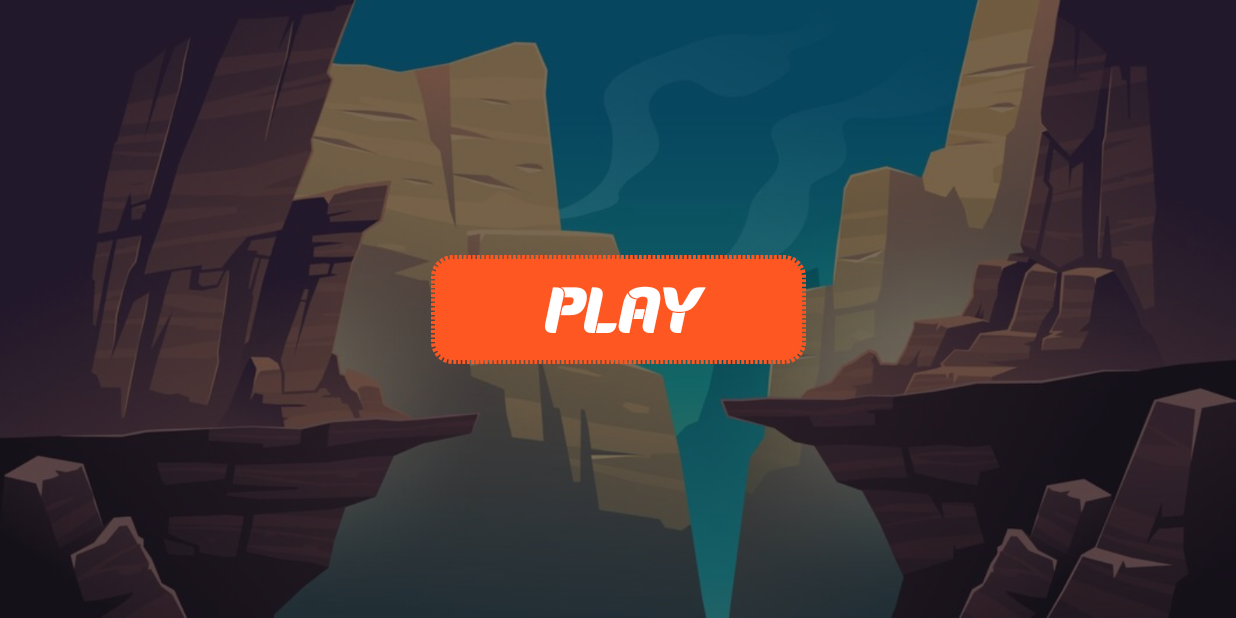
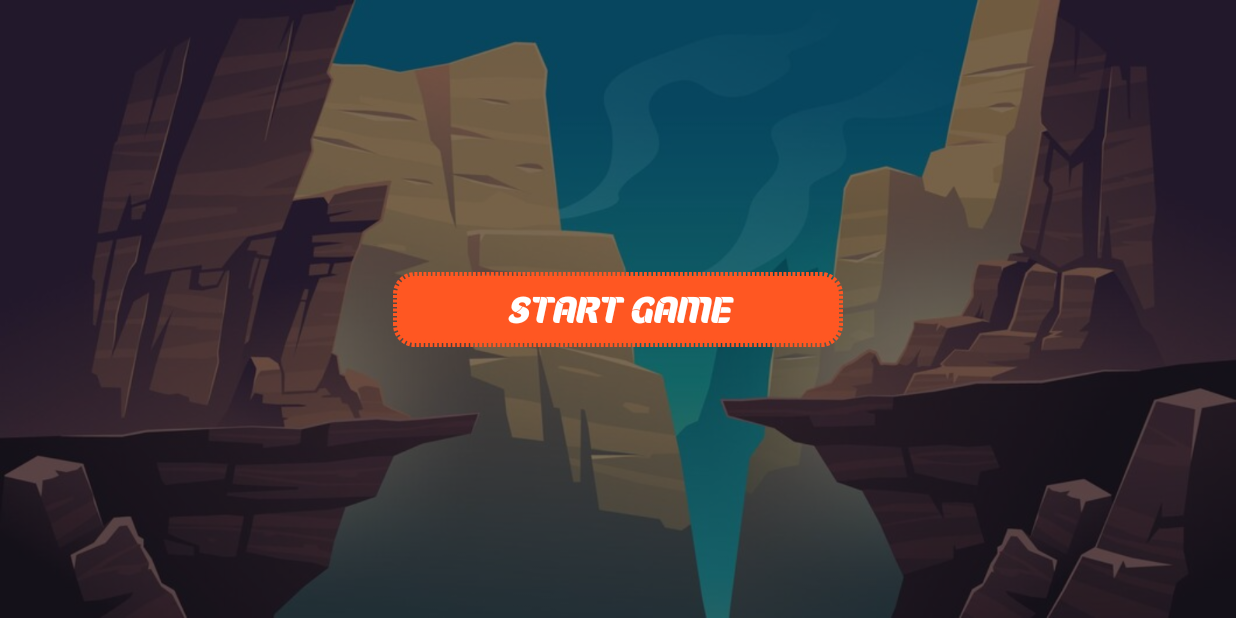
Before and after one commit to udaychugh/shoot-down-game, an Android app: the FragmentDashboard screen opened directly, with no data from a screen before it, on a phone screen of 824 x 412 dp (held sideways). Run offline under Robolectric (Android 15) with nearby library versions, the phone set to English and light mode, and no system bars.

Commit message:
dialog ui fix and minor chnages

```diff
--- a/app/src/main/res/layout/dialog_hint.xml
+++ b/app/src/main/res/layout/dialog_hint.xml
@@ -2,9 +2,8 @@
 <androidx.constraintlayout.widget.ConstraintLayout xmlns:android="http://schemas.android.com/apk/res/android"
     android:layout_width="match_parent"
     android:layout_height="match_parent"
-    xmlns:tools="http://schemas.android.com/tools"
     xmlns:app="http://schemas.android.com/apk/res-auto"
-    android:background="@color/dark_overlay">
+    android:background="@color/transparent">
 
     <androidx.constraintlayout.widget.ConstraintLayout
         android:layout_width="match_parent"
@@ -19,7 +18,6 @@
         app:layout_constraintBottom_toBottomOf="parent"
         >
 
-
         <com.google.android.material.textview.MaterialTextView
             android:layout_width="match_parent"
             android:layout_height="wrap_content"
@@ -32,6 +30,7 @@
             android:gravity="center"
             android:textAlignment="gravity"
             android:layout_margin="20dp"
+            android:minHeight="100dp"
             app:layout_constraintBottom_toBottomOf="parent"
             app:layout_constraintTop_toTopOf="parent"
             app:layout_constraintStart_toStartOf="parent"
--- a/app/src/main/res/layout/fragment_dashboard.xml
+++ b/app/src/main/res/layout/fragment_dashboard.xml
@@ -14,11 +14,11 @@
 
     <com.google.android.material.button.MaterialButton
         android:layout_width="wrap_content"
-        android:layout_height="wrap_content"
-        android:minWidth="250dp"
+        android:layout_height="50dp"
+        android:minWidth="300dp"
         android:id="@+id/playBtn"
         android:text="@string/app_play"
-        android:textSize="42sp"
+        android:textSize="24sp"
         android:fontFamily="@font/tulegan"
         android:textAllCaps="true"
         android:textColor="@color/white"
@@ -32,13 +32,14 @@
 
     <com.google.android.material.textview.MaterialTextView
         android:layout_width="wrap_content"
-        android:layout_height="70dp"
-        android:minWidth="250dp"
+        android:layout_height="50dp"
+        android:minWidth="200dp"
         android:id="@+id/levelsTV"
         android:text="@string/app_levels"
-        android:textSize="30sp"
+        android:textSize="24sp"
         android:fontFamily="@font/tulegan"
         android:textAllCaps="true"
+        android:textColor="@color/white"
         android:background="@drawable/bg_box"
         android:backgroundTint="@color/box_orange"
         android:layout_marginTop="20dp"
@@ -50,7 +51,7 @@
         app:layout_constraintTop_toTopOf="parent"/>
 
     <androidx.recyclerview.widget.RecyclerView
-        android:layout_width="match_parent"
+        android:layout_width="wrap_content"
         android:layout_height="0dp"
         android:id="@+id/levelRV"
         android:layout_marginTop="20dp"
@@ -58,6 +59,8 @@
         android:visibility="gone"
         tools:visibility="visible"
         app:layout_constraintTop_toBottomOf="@+id/levelsTV"
+        app:layout_constraintStart_toStartOf="parent"
+        app:layout_constraintEnd_toEndOf="parent"
         app:layout_constraintBottom_toBottomOf="parent" />
 
 
--- a/app/src/main/res/layout/view_holder_level_items.xml
+++ b/app/src/main/res/layout/view_holder_level_items.xml
@@ -11,5 +11,7 @@
     android:textSize="20sp"
     android:textStyle="bold"
     android:padding="20dp"
+    android:layout_marginVertical="10dp"
     android:background="@drawable/bg_box"
+    android:backgroundTint="@color/box_yellow"
     app:backgroundTint="@null" />
--- a/app/src/main/res/values/colors.xml
+++ b/app/src/main/res/values/colors.xml
@@ -7,4 +7,5 @@
     <color name="box_orange">#FF5722</color>
 
     <color name="dark_overlay">#80000000</color>
+    <color name="transparent">#00FFFFFF</color>
 </resources>
--- a/app/src/main/res/values/strings.xml
+++ b/app/src/main/res/values/strings.xml
@@ -2,7 +2,7 @@
     <string name="app_name">ShootDown</string>
 
     <string name="app_okay">OKAY</string>
-    <string name="app_play">Play</string>
+    <string name="app_play">START GAME</string>
     <string name="app_levels">Levels</string>
 
     <string name="timer_value">%1$s:%2$s</string>
```
Also changed, not shown: app/src/main/java/com/freelab/tech/shootdown/game/hint/HintDialogFragment.kt (+19 -2 lines), app/src/main/res/values/themes.xml (+13 -0 lines).
